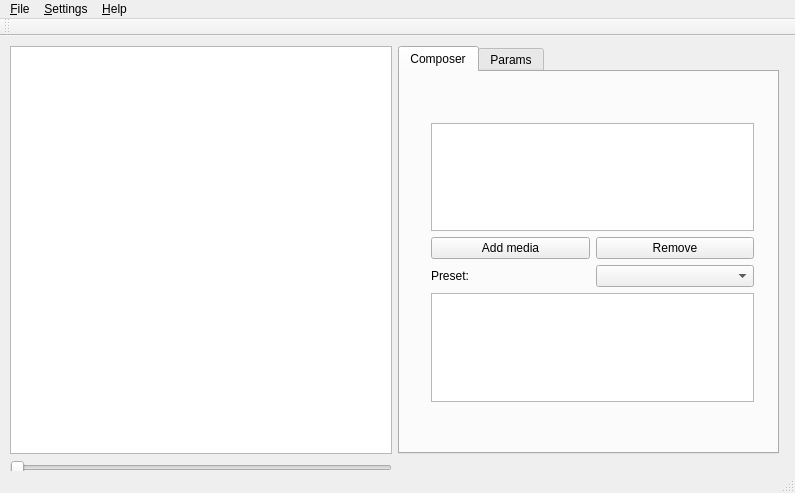
The window that src/yavicot/mainwindow.ui (noko3/yavicot) describes before a commit, drawn with Qt 5.
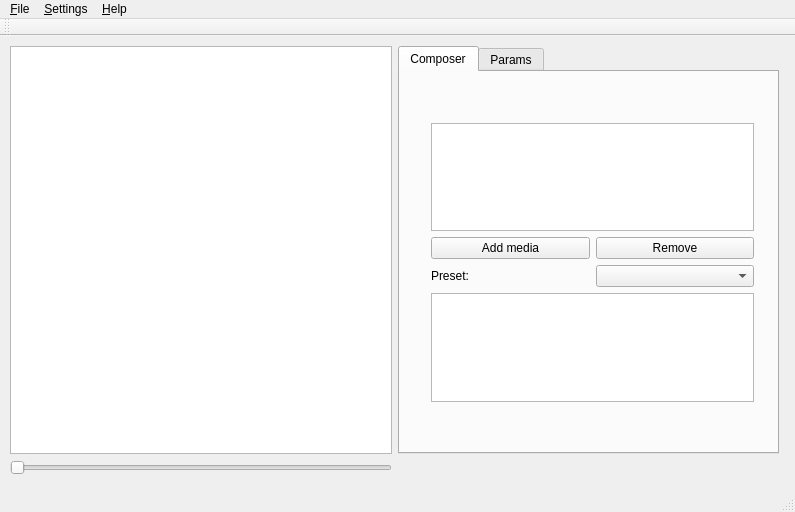
The same window after the commit.

```diff
--- a/src/yavicot/mainwindow.ui
+++ b/src/yavicot/mainwindow.ui
@@ -7,9 +7,15 @@
     <x>0</x>
     <y>0</y>
     <width>795</width>
-    <height>493</height>
+    <height>512</height>
    </rect>
   </property>
+  <property name="sizePolicy">
+   <sizepolicy hsizetype="Expanding" vsizetype="Expanding">
+    <horstretch>0</horstretch>
+    <verstretch>0</verstretch>
+   </sizepolicy>
+  </property>
   <property name="minimumSize">
    <size>
     <width>620</width>
```
Left out of the diff: 23 changed lines with no effect on the pictures.
